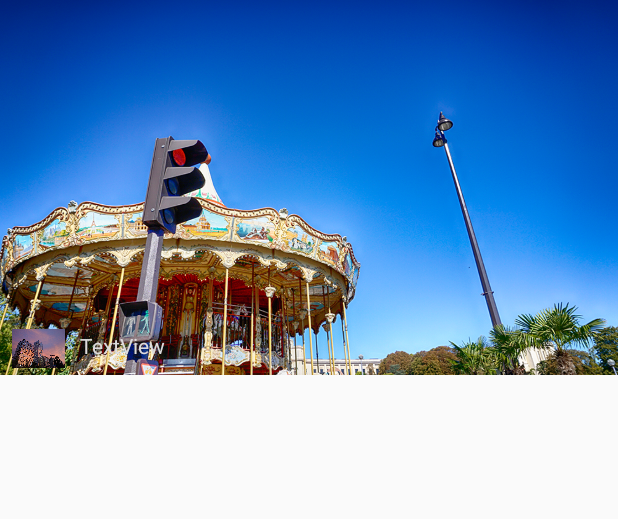
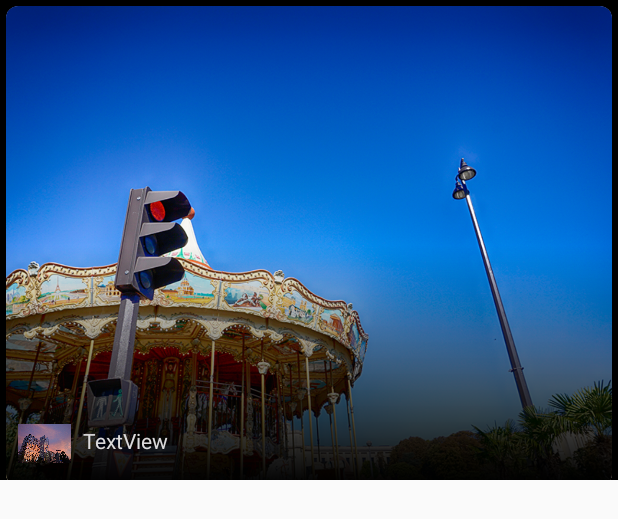
Before and after one commit to TaeseongYun/imageSearch_Project, an Android app: the layout item_image_view.xml on its own in the app's theme, with its tools: preview values and no code run, on a phone screen of 412 x 824 dp. Shown: the top 519 px of the screen. Run offline under Robolectric (Android 15) with nearby library versions, the phone set to English and light mode, and no system bars.

```diff
--- a/app/src/main/java/tech/tsdev/unsplashproject/data/UserData.kt
+++ b/app/src/main/java/tech/tsdev/unsplashproject/data/UserData.kt
@@ -1,6 +1,8 @@
 package tech.tsdev.unsplashproject.data
 
 data class UserData (
+    val name: String,
     val email: String,
-    val password: String
+    val password: String,
+    val password2: String
 )
--- a/app/src/main/java/tech/tsdev/unsplashproject/data/source/image/mongodb/MongoDataSource.kt
+++ b/app/src/main/java/tech/tsdev/unsplashproject/data/source/image/mongodb/MongoDataSource.kt
@@ -6,5 +6,5 @@ import tech.tsdev.unsplashproject.data.UserData
 
 interface MongoDataSource {
 
-    fun createUserWithEmail(email: String, password: String): Call<UserData>
+    fun createUserWithEmail(name: String, email: String, password: String, correctPassword: String): Call<UserData>
 }
--- a/app/src/main/java/tech/tsdev/unsplashproject/data/source/image/mongodb/MongoRemoteData.kt
+++ b/app/src/main/java/tech/tsdev/unsplashproject/data/source/image/mongodb/MongoRemoteData.kt
@@ -8,13 +8,13 @@ import tech.tsdev.unsplashproject.network.createRetrofit
 class MongoRemoteData : MongoDataSource {
 
     companion object {
-        const val MONGODB_CONNET = "http://10.0.2.2:3000"
+        const val MONGODB_CONNET = "http://10.0.2.2:5000"
     }
 
     private val mongodbMakeUser = createRetrofit(MongoDBInterface::class.java, MONGODB_CONNET)
 
-    override fun createUserWithEmail(email: String, password: String)
-            = mongodbMakeUser.makeUserWithEmail(UserData(email, password))
+    override fun createUserWithEmail(name: String, email: String, password: String, correctPassword: String)
+            = mongodbMakeUser.makeUserWithEmail(UserData(name, email, password, correctPassword))
 
 
 }
--- a/app/src/main/java/tech/tsdev/unsplashproject/data/source/image/mongodb/MongoRepository.kt
+++ b/app/src/main/java/tech/tsdev/unsplashproject/data/source/image/mongodb/MongoRepository.kt
@@ -6,8 +6,8 @@ object MongoRepository : MongoDataSource {
 
     private val mongodbRemoteData = MongoRemoteData()
 
-    override fun createUserWithEmail(email: String, password: String)
-            = mongodbRemoteData.createUserWithEmail(email, password)
+    override fun createUserWithEmail(name: String, email: String, password: String, correctPassword: String)
+            = mongodbRemoteData.createUserWithEmail(name, email, password, correctPassword)
 
 
 }
--- a/app/src/main/java/tech/tsdev/unsplashproject/view/custom/GlideImageView.kt
+++ b/app/src/main/java/tech/tsdev/unsplashproject/view/custom/GlideImageView.kt
@@ -12,14 +12,14 @@ import tech.tsdev.unsplashproject.R
 class GlideImageView @JvmOverloads constructor(context: Context, attrs: AttributeSet? = null, defStyleAttr: Int = 0)
     : ImageView(context, attrs, defStyleAttr) {
 
-    fun loadImage(url: String, @DrawableRes loadingImageRes: Int = R.drawable.ic_baseline_filter_24px) {
+    fun loadImage(url: String, @DrawableRes loadingImageRes: Int = R.drawable.bg_gradtion) {
         Glide.with(this)
             .load(url)
             .apply( RequestOptions.placeholderOf(loadingImageRes).centerCrop() )
             .into(this)
     }
 
-    fun loadProfileImage(url: String, @DrawableRes loadingImageRes: Int = R.drawable.ic_baseline_filter_24px) {
+    fun loadProfileImage(url: String, @DrawableRes loadingImageRes: Int = R.drawable.bg_gradtion) {
         Glide.with(this)
             .load(url)
             .apply( RequestOptions.placeholderOf(loadingImageRes).circleCrop() )
--- a/app/src/main/java/tech/tsdev/unsplashproject/view/main/home/loginview/LoginActivity.kt
+++ b/app/src/main/java/tech/tsdev/unsplashproject/view/main/home/loginview/LoginActivity.kt
@@ -45,7 +45,7 @@ class LoginActivity : AppCompatActivity(), LoginContract.View {
 
         btn_login.setOnClickListener {
 
-            loginPresenter.createUser(tv_user_id.text.toString(), tv_user_pw.text.toString())
+            loginPresenter.createUser(tv_user_name.text.toString(), tv_user_id.text.toString(), tv_user_pw.text.toString(), tv_user_correct_password.text.toString())
         }
 
     }
--- a/app/src/main/java/tech/tsdev/unsplashproject/view/main/home/loginview/presenter/LoginContract.kt
+++ b/app/src/main/java/tech/tsdev/unsplashproject/view/main/home/loginview/presenter/LoginContract.kt
@@ -16,6 +16,6 @@ interface LoginContract {
     }
 
     interface Presenter{
-       fun createUser(email: String, password: String)
+       fun createUser(name: String, email: String, password: String, correctPassword: String)
     }
 }
--- a/app/src/main/java/tech/tsdev/unsplashproject/view/main/home/loginview/presenter/LoginPresenter.kt
+++ b/app/src/main/java/tech/tsdev/unsplashproject/view/main/home/loginview/presenter/LoginPresenter.kt
@@ -11,9 +11,9 @@ class LoginPresenter(val view: LoginContract.View,
                      private val mongoRepository: MongoRepository) : LoginContract.Presenter {
 
 
-    override fun createUser(email: String, password: String) {
+    override fun createUser(name: String, email: String, password: String, correctPassword: String) {
         view.showProgressBar()
-        mongoRepository.createUserWithEmail(email, password).enqueue(object : Callback<UserData>{
+        mongoRepository.createUserWithEmail(name, email, password, correctPassword).enqueue(object : Callback<UserData>{
             override fun onResponse(call: Call<UserData>, response: Response<UserData>) {
                 if(response.isSuccessful) {
 
--- /dev/null
+++ b/app/src/main/res/drawable/bg_gradtion.xml
@@ -0,0 +1,12 @@
+<?xml version="1.0" encoding="utf-8"?>
+<shape xmlns:android="http://schemas.android.com/apk/res/android"
+       android:shape="rectangle">
+    <gradient
+            android:angle="90"
+            android:centerColor="@android:color/transparent"
+            android:endColor="@android:color/transparent"
+            android:startColor="@color/black" />
+
+    <corners android:radius="6dp" />
+
+</shape>
--- a/app/src/main/res/layout/item_image_view.xml
+++ b/app/src/main/res/layout/item_image_view.xml
@@ -1,39 +1,54 @@
 <?xml version="1.0" encoding="utf-8"?>
 <android.support.constraint.ConstraintLayout xmlns:android="http://schemas.android.com/apk/res/android"
                                              xmlns:app="http://schemas.android.com/apk/res-auto"
-                                             xmlns:tools="http://schemas.android.com/tools"
                                              android:layout_width="match_parent"
-                                             android:layout_height="250dp"
+                                             android:layout_height="320dp"
                                              android:background="#000">
 
 
+    <android.support.design.card.MaterialCardView android:layout_width="match_parent"
+                                                  android:layout_height="320dp"
+                                                  app:layout_constraintTop_toTopOf="parent"
+                                                  app:layout_constraintLeft_toLeftOf="parent"
+                                                  app:layout_constraintRight_toRightOf="parent"
+                                                  android:layout_margin="4dp"
+                                                  app:cardCornerRadius="8dp">
+        <RelativeLayout android:layout_width="match_parent" android:layout_height="match_parent">
             <tech.tsdev.unsplashproject.view.custom.GlideImageView
                     android:id="@+id/img_view"
-            android:layout_width="0dp"
-            android:layout_height="0dp"
-            app:layout_constraintBottom_toBottomOf="parent"
-            app:layout_constraintLeft_toLeftOf="parent"
-            app:layout_constraintRight_toRightOf="parent"
-            app:layout_constraintTop_toTopOf="parent"
-            tools:src="@drawable/sample_01"
+                    android:layout_width="match_parent"
+                    android:layout_height="match_parent"
+                    android:foreground="?selectableItemBackgroundBorderless"
+                    android:src="@drawable/sample_01"
                     android:scaleType="centerCrop"/>
+            <View android:layout_width="match_parent" android:layout_height="match_parent"
+            android:background="@drawable/bg_gradtion"/>
+            <RelativeLayout android:layout_width="match_parent" android:layout_height="40dp"
+                            android:layout_alignParentBottom="true"
+                            android:layout_marginBottom="8dp">
                 <tech.tsdev.unsplashproject.view.custom.GlideImageView
                         android:id="@+id/img_unsplash_user"
                         android:layout_width="35dp" android:layout_height="35dp"
-            app:layout_constraintBottom_toBottomOf="parent"
-            app:layout_constraintLeft_toLeftOf="parent"
+                        android:layout_centerVertical="true"
                         android:layout_marginLeft="8dp"
                         android:src="@drawable/sample_02"/>
                 <TextView
                         android:text="TextView"
-            android:padding="10dp"
                         android:textColor="#dcdbdc"
                         android:maxLines="1"
                         android:ellipsize="end"
-            android:layout_width="wrap_content"
-            android:layout_height="wrap_content"
+                        android:layout_centerVertical="true"
+                        android:layout_marginLeft="8dp"
+                        android:layout_width="match_parent"
+                        android:layout_height="24dp"
                         android:id="@+id/iv_user_name"
-            app:layout_constraintLeft_toRightOf="@+id/img_unsplash_user"
-            app:layout_constraintBottom_toBottomOf="@+id/img_view"/>
+                        android:background="?android:attr/selectableItemBackgroundBorderless"
+                        android:layout_toRightOf="@id/img_unsplash_user"/>
+            </RelativeLayout>
+        </RelativeLayout>
+
+
+    </android.support.design.card.MaterialCardView>
+
 
 </android.support.constraint.ConstraintLayout>
--- a/app/src/main/res/values/colors.xml
+++ b/app/src/main/res/values/colors.xml
@@ -1,8 +1,8 @@
 <?xml version="1.0" encoding="utf-8"?>
 <resources>
-    <color name="colorPrimary">#6200EE</color>
-    <color name="colorPrimaryDark">#3700B3</color>
-    <color name="colorAccent">#6200EE</color>
+    <color name="colorPrimary">#242F34</color>
+    <color name="colorPrimaryDark">#4A6572</color>
+    <color name="colorAccent">#242F34</color>
 
 
     <color name="blackTransparent65">#A6000000</color>
@@ -12,4 +12,6 @@
     <color name="yellow">#FFEB3B</color>
 
     <color name="like">#FF0000</color>
+
+    <color name="black">#000000</color>
 </resources>
```
Also changed, not shown: app/src/main/java/tech/tsdev/unsplashproject/network/UnsplashInterface.kt (+4 -4 lines), app/src/main/res/layout/activity_login.xml (+30 -0 lines), app/src/main/res/layout/activity_main.xml (+0 -7 lines). Lines whose indentation alone changed are shown as unchanged.
